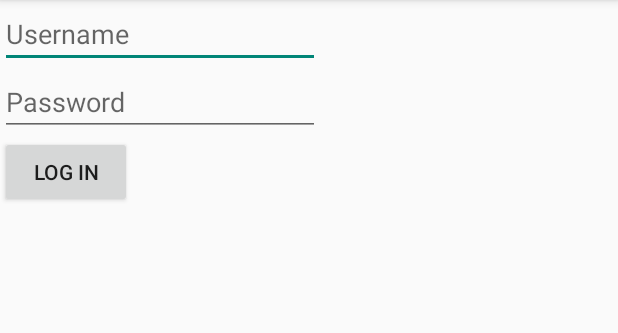
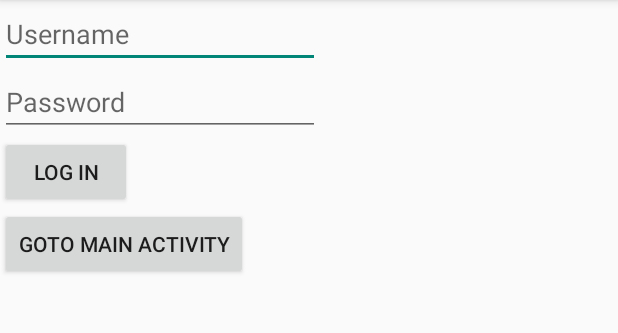
Before and after one commit to mengnans/SafeDriving, an Android app: the screen it shows after launch (LoginActivity), on a phone screen of 412 x 824 dp, the part 84-417 px from its top. Run offline under Robolectric (Android 15) with nearby library versions, the phone set to English and light mode, and no system bars.

Commit message:
add button that goes direct to MainActivity from login screen

```diff
--- a/app/src/main/java/com/example/safedriving/LoginActivity.java
+++ b/app/src/main/java/com/example/safedriving/LoginActivity.java
@@ -1,9 +1,12 @@
 package com.example.safedriving;
 
+import android.content.Context;
+import android.content.Intent;
 import android.support.v7.app.AppCompatActivity;
 import android.os.Bundle;
 import android.util.Log;
 import android.view.View;
+import android.widget.Button;
 import android.widget.EditText;
 
 
@@ -11,6 +14,7 @@ public class LoginActivity extends AppCompatActivity {
 
     private EditText usernameEditText;
     private EditText passwordEditText;
+    private Button gotoMainActivityButton;
 
     @Override
     protected void onCreate(Bundle savedInstanceState) {
@@ -19,6 +23,7 @@ public class LoginActivity extends AppCompatActivity {
 
         usernameEditText = (EditText) findViewById(R.id.usernameText);
         passwordEditText = (EditText) findViewById(R.id.passwordText);
+        gotoMainActivityButton = (Button) findViewById(R.id.gotoMainActivityButton);
 
     }
 
@@ -30,7 +35,13 @@ public class LoginActivity extends AppCompatActivity {
             Log.d("",usernameEditText.getText().toString());
             Log.d("",passwordEditText.getText().toString());
         }
+    }
 
+    public void onClickGotoMainActivity (View v) {
+        Context context = LoginActivity.this;
+        Class destinationActivity = SafeDrivingHomeActivity.class;
+        Intent startSafeDrivingHomeActivityIntent = new Intent(context, destinationActivity);
+        startActivity(startSafeDrivingHomeActivityIntent);
     }
 
 }
--- a/app/src/main/res/layout/activity_login.xml
+++ b/app/src/main/res/layout/activity_login.xml
@@ -35,4 +35,13 @@
         tools:layout_editor_absoluteX="16dp"
         tools:layout_editor_absoluteY="159dp"
         android:onClick="onClickLogin"/>
+
+    <Button
+        android:id="@+id/gotoMainActivityButton"
+        android:layout_width="wrap_content"
+        android:layout_height="wrap_content"
+        android:text="goto main activity"
+        android:onClick="onClickGotoMainActivity"/>
+
+
 </LinearLayout>
```
